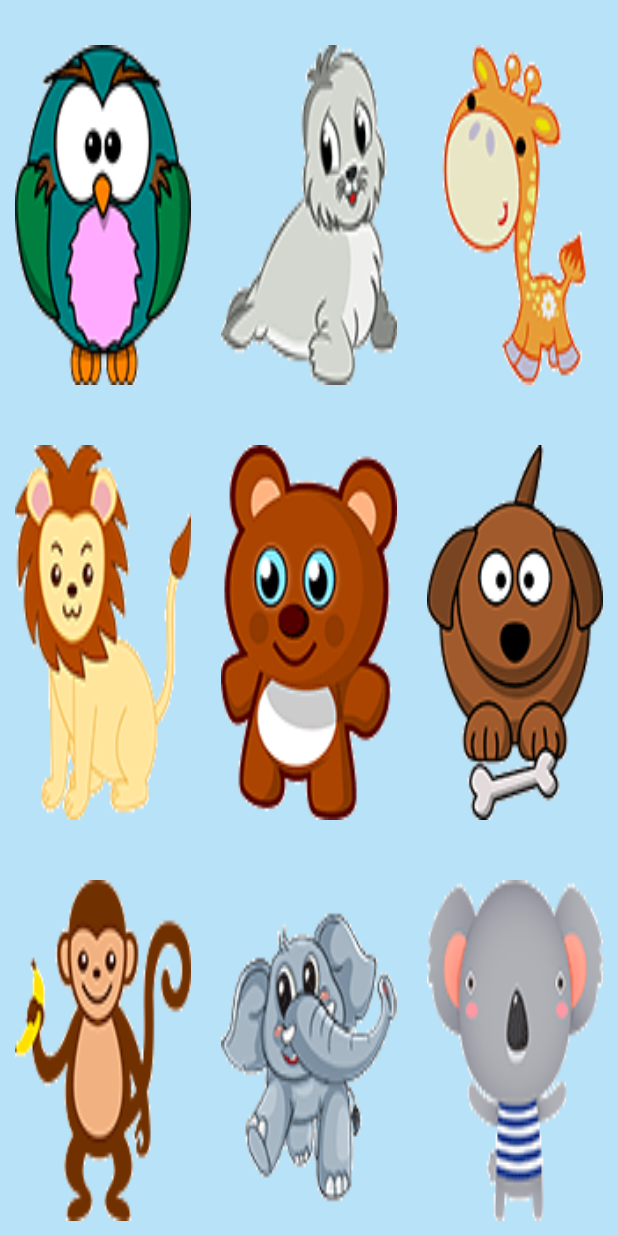
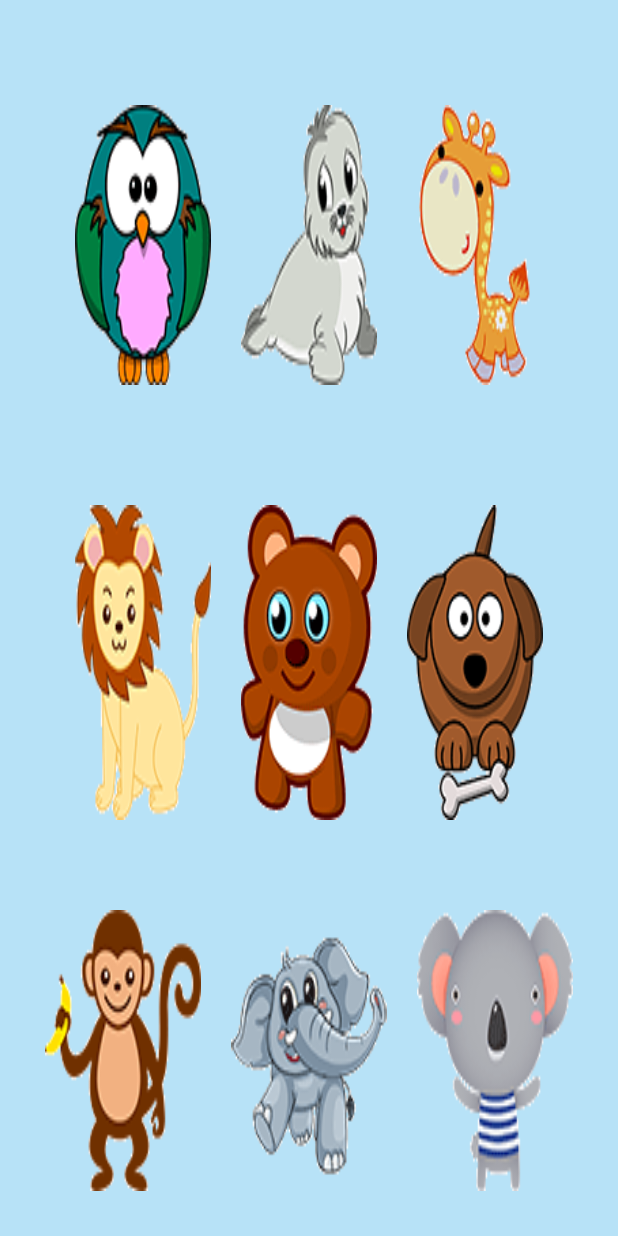
Before and after one commit to HoangTrongMinhDuc/HelloBaby-Mobile-App, an Android app: the fragment ChucNang1Frag shown on its own in the app's theme, on a phone screen of 412 x 824 dp. Run offline under Robolectric (Android 15) with nearby library versions, the phone set to English and light mode, and no system bars.

Commit message:
Sửa lại chút giao diện

```diff
--- a/app/src/main/AndroidManifest.xml
+++ b/app/src/main/AndroidManifest.xml
@@ -11,7 +11,7 @@
     <uses-permission android:name="android.permission.READ_SMS"/>
 
     <application
-        android:name="android.support.multidex.MultiDexApplication"
+
         android:allowBackup="true"
         android:icon="@mipmap/icon_elephant"
         android:label="@string/app_name"
--- a/app/src/main/java/com/example/admin/xmltest/ChucNang1Frag.java
+++ b/app/src/main/java/com/example/admin/xmltest/ChucNang1Frag.java
@@ -199,7 +199,7 @@ public class ChucNang1Frag extends Fragment {
     {
         AlertDialog.Builder buider=new AlertDialog.Builder(getActivity());
         buider.setTitle("Nhập số điện thoại");
-        int a;
+        buider.setIcon(R.mipmap.icon_running_rabbit);
         EditText editText=new EditText(getActivity());
         editText.setInputType(InputType.TYPE_CLASS_NUMBER);
         input=editText;
--- a/app/src/main/res/layout/fragment_chuc_nang1.xml
+++ b/app/src/main/res/layout/fragment_chuc_nang1.xml
@@ -5,6 +5,7 @@
     tools:context="com.example.admin.xmltest.ChucNang1Frag"
     android:orientation="vertical"
     android:background="@color/colorBlueLight"
+    android:padding="20dp"
     >
 
     <!-- TODO: Update blank fragment layout -->
@@ -13,8 +14,8 @@
         android:layout_width="match_parent"
         android:layout_height="match_parent"
         android:weightSum="3"
-        android:stretchColumns="*"
-        android:shrinkColumns="*"
+
+
         >
 
 
@@ -23,11 +24,13 @@
             android:layout_width="match_parent"
             android:layout_height="match_parent"
             android:layout_marginTop="20dp"
-            android:layout_weight="1">
+            android:layout_weight="1"
+            android:padding="20dp"
+            android:weightSum="3">
 
             <ImageView
                 android:id="@+id/imgNum1"
-                android:layout_width="70dp"
+                android:layout_width="0dp"
                 android:layout_height="match_parent"
                 android:layout_marginBottom="10dp"
                 android:layout_marginLeft="10dp"
@@ -37,29 +40,35 @@
                 android:shadowRadius="10"
                 android:scaleType="fitXY"
                 android:src="@mipmap/icon_owl"
+                android:layout_gravity="center"
+                android:layout_weight="1"
                 />
 
             <ImageView
                 android:id="@+id/imgNum2"
-                android:layout_width="70dp"
+                android:layout_width="0dp"
                 android:layout_height="match_parent"
                 android:layout_marginBottom="10dp"
                 android:layout_marginLeft="10dp"
                 android:layout_marginRight="10dp"
                 android:layout_marginTop="10dp"
                 android:scaleType="fitXY"
-                android:src="@mipmap/icon_water_seal" />
+                android:src="@mipmap/icon_water_seal"
+                android:layout_gravity="center"
+                android:layout_weight="1"/>
 
             <ImageView
                 android:id="@+id/imgNum3"
-                android:layout_width="70dp"
+                android:layout_width="0dp"
                 android:layout_height="match_parent"
                 android:layout_marginBottom="10dp"
                 android:layout_marginLeft="10dp"
                 android:layout_marginRight="10dp"
                 android:layout_marginTop="10dp"
                 android:scaleType="fitXY"
-                android:src="@mipmap/icon_gigraffy" />
+                android:src="@mipmap/icon_gigraffy"
+                android:layout_gravity="center"
+                android:layout_weight="1"/>
 
 
         </TableRow>
@@ -68,40 +77,45 @@
             android:layout_width="match_parent"
             android:layout_height="match_parent"
             android:layout_marginTop="20dp"
-            android:layout_weight="1">
+            android:layout_weight="1"
+            android:padding="20dp"
+            android:weightSum="3">
 
             <ImageView
                 android:id="@+id/imgNum4"
-                android:layout_width="70dp"
+                android:layout_width="0dp"
                 android:layout_height="match_parent"
                 android:layout_marginBottom="10dp"
                 android:layout_marginLeft="10dp"
                 android:layout_marginRight="10dp"
                 android:layout_marginTop="10dp"
                 android:scaleType="fitXY"
-                android:src="@mipmap/icon_lion" />
+                android:src="@mipmap/icon_lion"
+                android:layout_weight="1"/>
 
             <ImageView
                 android:id="@+id/imgNum5"
-                android:layout_width="70dp"
+                android:layout_width="0dp"
                 android:layout_height="match_parent"
                 android:layout_marginBottom="10dp"
                 android:layout_marginLeft="10dp"
                 android:layout_marginRight="10dp"
                 android:layout_marginTop="10dp"
                 android:scaleType="fitXY"
-                android:src="@mipmap/icon_bear" />
+                android:src="@mipmap/icon_bear"
+                android:layout_weight="1"/>
 
             <ImageView
                 android:id="@+id/imgNum6"
-                android:layout_width="70dp"
+                android:layout_width="0dp"
                 android:layout_height="match_parent"
                 android:layout_marginBottom="10dp"
                 android:layout_marginLeft="10dp"
                 android:layout_marginRight="10dp"
                 android:layout_marginTop="10dp"
                 android:scaleType="fitXY"
-                android:src="@mipmap/icon_dog" />
+                android:src="@mipmap/icon_dog"
+                android:layout_weight="1"/>
 
 
         </TableRow>
@@ -110,33 +124,36 @@
             android:layout_width="match_parent"
             android:layout_height="match_parent"
             android:layout_marginTop="20dp"
-            android:layout_weight="1">
+            android:layout_weight="1"
+            android:weightSum="3">
 
             <ImageView
                 android:id="@+id/imgNum7"
-                android:layout_width="70dp"
+                android:layout_width="0dp"
                 android:layout_height="match_parent"
                 android:layout_marginBottom="10dp"
                 android:layout_marginLeft="10dp"
                 android:layout_marginRight="10dp"
                 android:layout_marginTop="10dp"
                 android:scaleType="fitXY"
-                android:src="@mipmap/icon_monkey" />
+                android:src="@mipmap/icon_monkey"
+                android:layout_weight="1"/>
 
             <ImageView
                 android:id="@+id/imgNum8"
-                android:layout_width="70dp"
+                android:layout_width="0dp"
                 android:layout_height="match_parent"
                 android:layout_marginBottom="10dp"
                 android:layout_marginLeft="10dp"
                 android:layout_marginRight="10dp"
                 android:layout_marginTop="10dp"
                 android:scaleType="fitXY"
-                android:src="@mipmap/icon_elephant" />
+                android:src="@mipmap/icon_elephant"
+                android:layout_weight="1"/>
 
             <ImageView
                 android:id="@+id/imgNum9"
-                android:layout_width="70dp"
+                android:layout_width="0dp"
                 android:layout_height="match_parent"
                 android:layout_marginBottom="10dp"
                 android:layout_marginLeft="10dp"
@@ -144,7 +161,8 @@
                 android:layout_marginTop="10dp"
 
                 android:scaleType="fitXY"
-                android:src="@mipmap/icon_koala" />
+                android:src="@mipmap/icon_koala"
+                android:layout_weight="1"/>
 
 
         </TableRow>
```
Also changed, not shown: app/src/main/java/com/example/admin/xmltest/ChucNang3Frag.java (+10 -4 lines), app/src/main/res/layout/progress_dialog.xml (added, +21 -0 lines).
